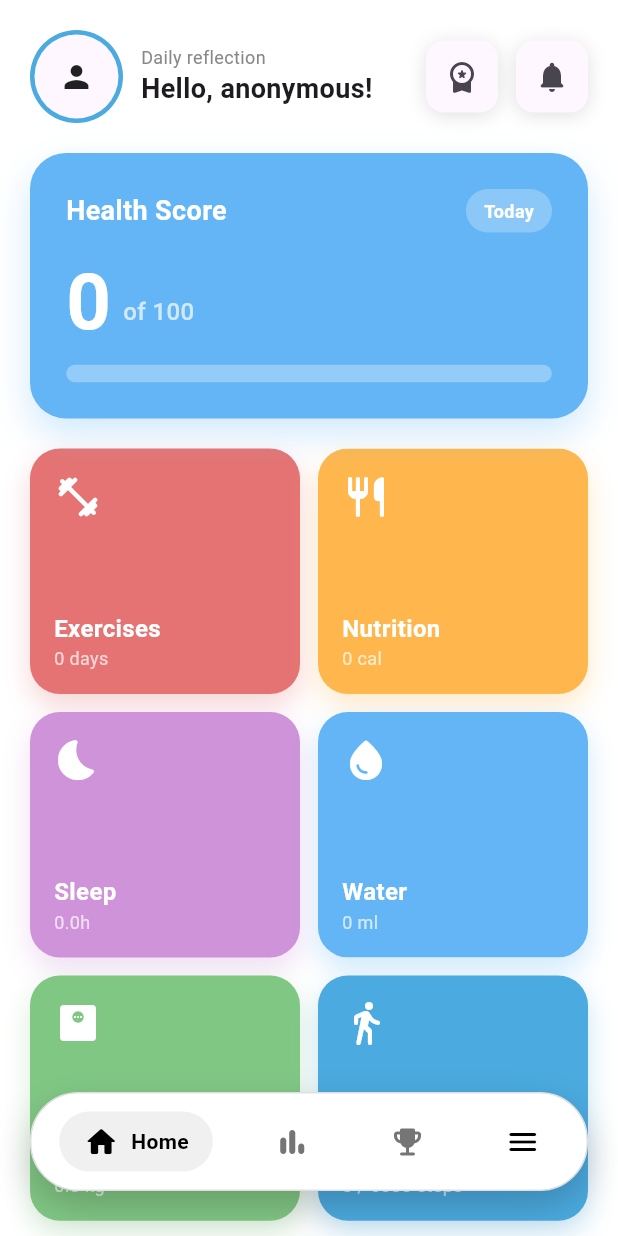
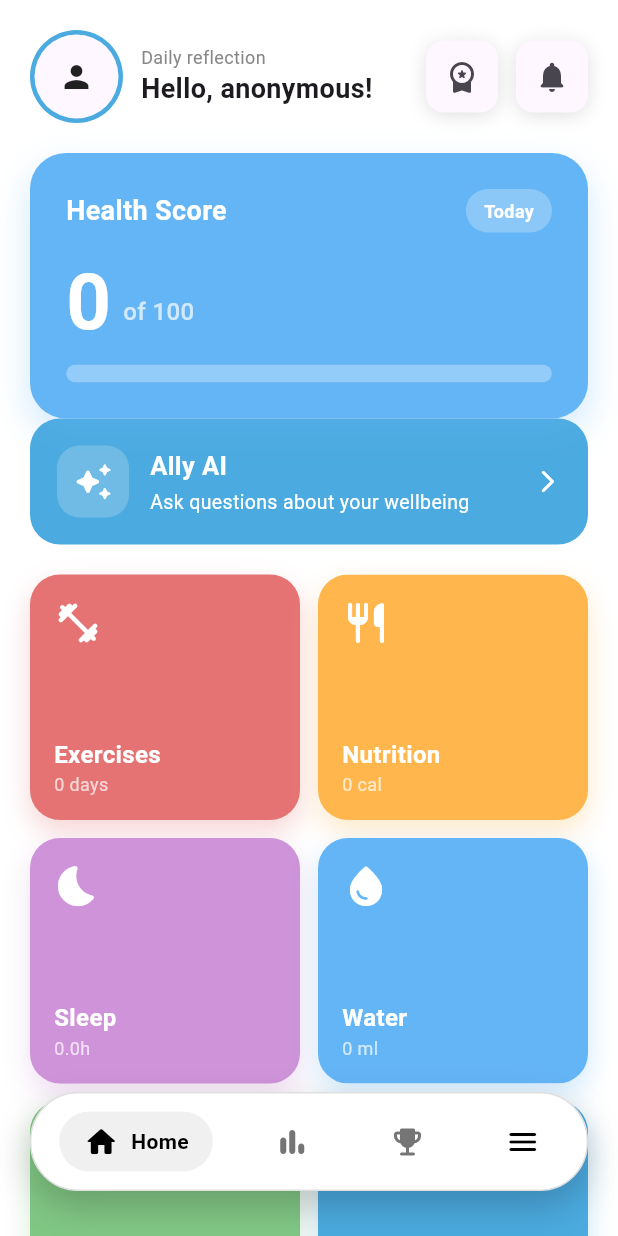
Before and after one commit to VertexCorporation/Ally, a Flutter app: the HomeScreen screen opened directly, on a phone screen of 412 x 824 dp. Run offline on Flutter 3.47's test engine with Material 3 defaults, Android fonts, the phone set to English and light mode, and no system bars; our stand-ins replace audioplayers, battery_plus, cloud_firestore, cloud_functions, email_validator, firebase_auth and 13 more; missing offline and left inert: flutter_foreground_task; accounts and stored records are empty; project files that could hold a hidden picture were left out.

Commit message:
Add Ally AI entry point to home screen

```diff
--- a/lib/home/home.dart
+++ b/lib/home/home.dart
@@ -20,6 +20,7 @@ import '../screens/achievements.dart';
 import '../screens/settings.dart';
 import '../screens/account.dart';
 import '../screens/premium.dart';
+import '../screens/ally_ai_chat.dart';
 import '../widgets/notification.dart';
 
 class HomeScreen extends StatefulWidget {
@@ -554,6 +555,8 @@ class _HomeScreenState extends State<HomeScreen> with TickerProviderStateMixin {
           ),
         ),
 
+        SliverToBoxAdapter(child: _buildAiAssistantCard()),
+
         const SliverToBoxAdapter(child: SizedBox(height: 20)),
 
         SliverPadding(
@@ -633,6 +636,82 @@ class _HomeScreenState extends State<HomeScreen> with TickerProviderStateMixin {
 
         const SliverToBoxAdapter(child: SizedBox(height: 100)),
       ],
+    );
+  }
+
+  Widget _buildAiAssistantCard() {
+    final isTurkish =
+        Localizations.localeOf(context).languageCode.toLowerCase() == 'tr';
+
+    return Padding(
+      padding: const EdgeInsets.symmetric(horizontal: 20),
+      child: Material(
+        color: const Color(0xFF4BAADF),
+        borderRadius: BorderRadius.circular(20),
+        child: InkWell(
+          borderRadius: BorderRadius.circular(20),
+          onTap: () {
+            Navigator.push(
+              context,
+              MaterialPageRoute(
+                builder: (_) => const AllyAiChatScreen(),
+              ),
+            );
+          },
+          child: Padding(
+            padding: const EdgeInsets.all(18),
+            child: Row(
+              children: [
+                Container(
+                  width: 48,
+                  height: 48,
+                  decoration: BoxDecoration(
+                    color: Colors.white.withValues(alpha: 0.2),
+                    borderRadius: BorderRadius.circular(15),
+                  ),
+                  child: const Icon(
+                    Icons.auto_awesome_rounded,
+                    color: Colors.white,
+                    size: 27,
+                  ),
+                ),
+                const SizedBox(width: 14),
+                Expanded(
+                  child: Column(
+                    crossAxisAlignment: CrossAxisAlignment.start,
+                    children: [
+                      Text(
+                        'Ally AI',
+                        style: const TextStyle(
+                          color: Colors.white,
+                          fontSize: 17,
+                          fontWeight: FontWeight.bold,
+                        ),
+                      ),
+                      const SizedBox(height: 4),
+                      Text(
+                        isTurkish
+                            ? 'İyi yaşam hakkında sorularını sor'
+                            : 'Ask questions about your wellbeing',
+                        style: const TextStyle(
+                          color: Colors.white,
+                          fontSize: 13,
+                          height: 1.3,
+                        ),
+                      ),
+                    ],
+                  ),
+                ),
+                const Icon(
+                  Icons.arrow_forward_ios_rounded,
+                  color: Colors.white,
+                  size: 18,
+                ),
+              ],
+            ),
+          ),
+        ),
+      ),
     );
   }
 
```
